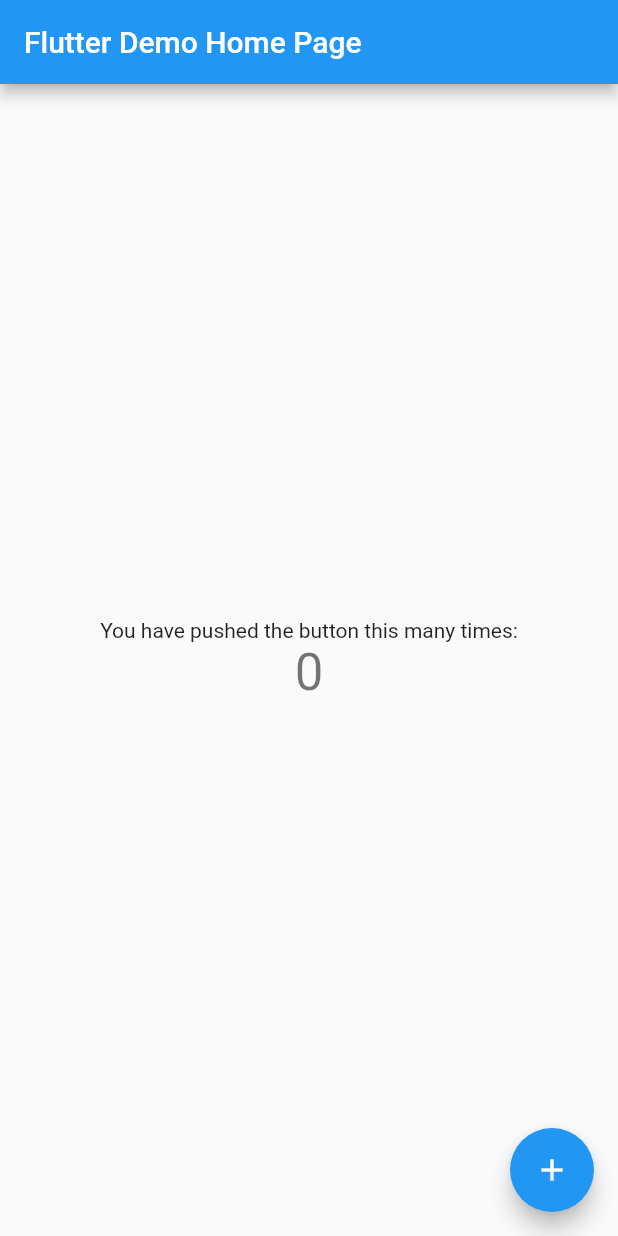
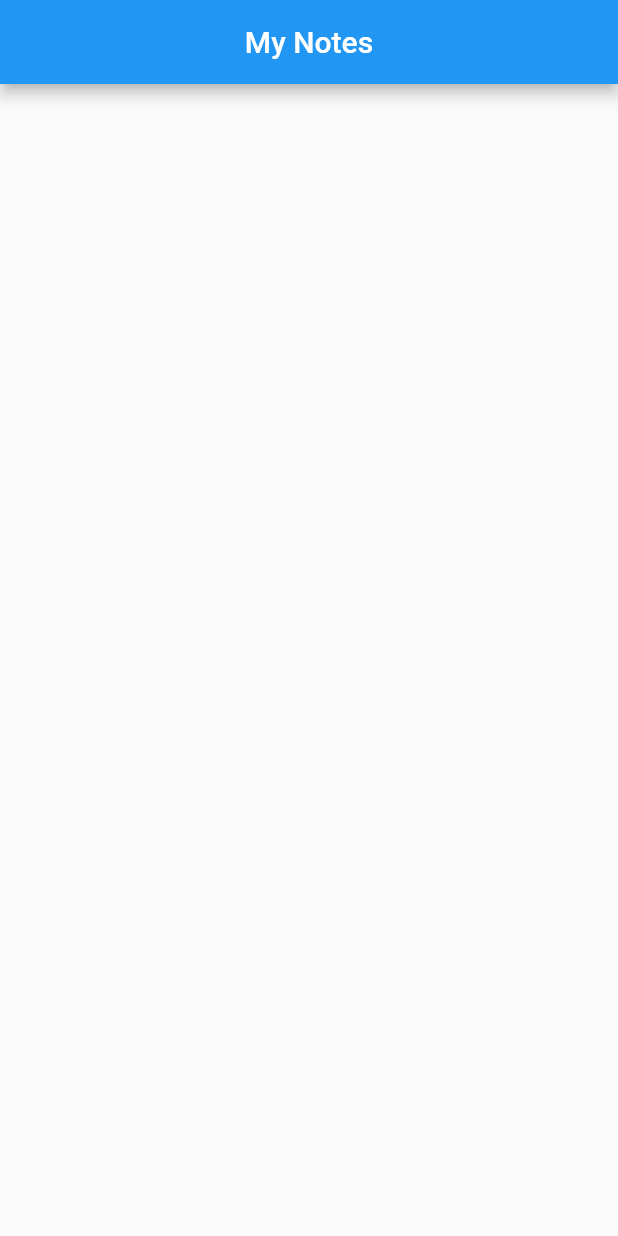
Before and after one commit to fareezatariq/NotesApp, a Flutter app: the screen it shows after launch, on a phone screen of 412 x 824 dp. Run offline on Flutter 3.47's test engine with Material 2 defaults, Android fonts, the phone set to English and light mode, and no system bars.

Commit message:
added appbar in home_screen.dart

```diff
--- /dev/null
+++ b/lib/home_screen.dart
@@ -0,0 +1,20 @@
+import 'package:flutter/material.dart';
+
+class HomeScreen extends StatefulWidget {
+  const HomeScreen({Key? key}) : super(key: key);
+
+  @override
+  State<HomeScreen> createState() => _HomeScreenState();
+}
+
+class _HomeScreenState extends State<HomeScreen> {
+  @override
+  Widget build(BuildContext context) {
+    return Scaffold(
+      appBar: AppBar(
+        title: Text("My Notes"),
+        centerTitle: true,
+      ),
+    );
+  }
+}
--- a/lib/main.dart
+++ b/lib/main.dart
@@ -1,4 +1,6 @@
 import 'package:flutter/material.dart';
+
+import 'home_screen.dart';
 
 void main() {
   runApp(const MyApp());
@@ -11,6 +13,7 @@ class MyApp extends StatelessWidget {
   @override
   Widget build(BuildContext context) {
     return MaterialApp(
+      debugShowCheckedModeBanner: false,
       title: 'Flutter Demo',
       theme: ThemeData(
         // This is the theme of your application.
@@ -24,92 +27,7 @@ class MyApp extends StatelessWidget {
         // is not restarted.
         primarySwatch: Colors.blue,
       ),
-      home: const MyHomePage(title: 'Flutter Demo Home Page'),
+      home: const HomeScreen(),
     );
   }
 }
-
-class MyHomePage extends StatefulWidget {
-  const MyHomePage({super.key, required this.title});
-
-  // This widget is the home page of your application. It is stateful, meaning
-  // that it has a State object (defined below) that contains fields that affect
-  // how it looks.
-
-  // This class is the configuration for the state. It holds the values (in this
-  // case the title) provided by the parent (in this case the App widget) and
-  // used by the build method of the State. Fields in a Widget subclass are
-  // always marked "final".
-
-  final String title;
-
-  @override
-  State<MyHomePage> createState() => _MyHomePageState();
-}
-
-class _MyHomePageState extends State<MyHomePage> {
-  int _counter = 0;
-
-  void _incrementCounter() {
-    setState(() {
-      // This call to setState tells the Flutter framework that something has
-      // changed in this State, which causes it to rerun the build method below
-      // so that the display can reflect the updated values. If we changed
-      // _counter without calling setState(), then the build method would not be
-      // called again, and so nothing would appear to happen.
-      _counter++;
-    });
-  }
-
-  @override
-  Widget build(BuildContext context) {
-    // This method is rerun every time setState is called, for instance as done
-    // by the _incrementCounter method above.
-    //
-    // The Flutter framework has been optimized to make rerunning build methods
-    // fast, so that you can just rebuild anything that needs updating rather
-    // than having to individually change instances of widgets.
-    return Scaffold(
-      appBar: AppBar(
-        // Here we take the value from the MyHomePage object that was created by
-        // the App.build method, and use it to set our appbar title.
-        title: Text(widget.title),
-      ),
-      body: Center(
-        // Center is a layout widget. It takes a single child and positions it
-        // in the middle of the parent.
-        child: Column(
-          // Column is also a layout widget. It takes a list of children and
-          // arranges them vertically. By default, it sizes itself to fit its
-          // children horizontally, and tries to be as tall as its parent.
-          //
-          // Invoke "debug painting" (press "p" in the console, choose the
-          // "Toggle Debug Paint" action from the Flutter Inspector in Android
-          // Studio, or the "Toggle Debug Paint" command in Visual Studio Code)
-          // to see the wireframe for each widget.
-          //
-          // Column has various properties to control how it sizes itself and
-          // how it positions its children. Here we use mainAxisAlignment to
-          // center the children vertically; the main axis here is the vertical
-          // axis because Columns are vertical (the cross axis would be
-          // horizontal).
-          mainAxisAlignment: MainAxisAlignment.center,
-          children: <Widget>[
-            const Text(
-              'You have pushed the button this many times:',
-            ),
-            Text(
-              '$_counter',
-              style: Theme.of(context).textTheme.headlineMedium,
-            ),
-          ],
-        ),
-      ),
-      floatingActionButton: FloatingActionButton(
-        onPressed: _incrementCounter,
-        tooltip: 'Increment',
-        child: const Icon(Icons.add),
-      ), // This trailing comma makes auto-formatting nicer for build methods.
-    );
-  }
-}
```
